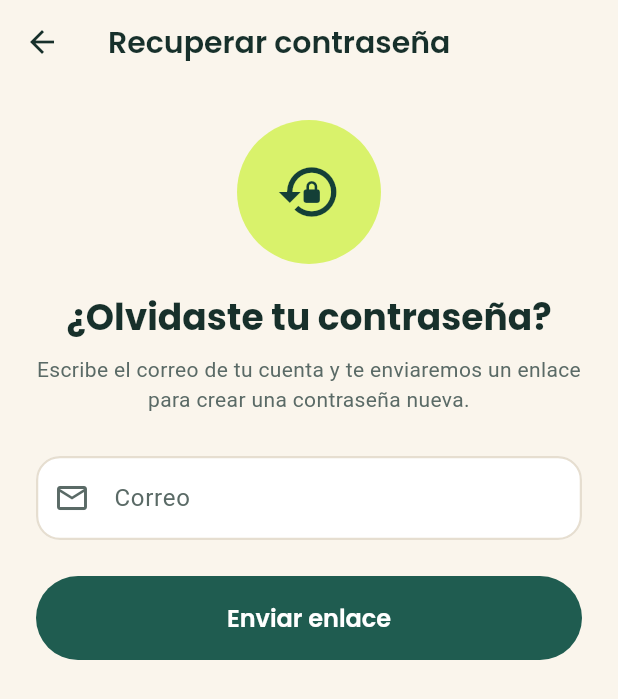
After one commit to MiguelAlvarezIbarra/ReParte, a Flutter app: the screen it shows after launch, after a tap on "¿Olvidaste tu contraseña?", on a phone screen of 412 x 824 dp. The commit adds this screen. Shown: the top 699 px of the screen. Run offline on Flutter 3.47's test engine with Material 3 defaults, Android fonts, the phone set to English and light mode, and no system bars; our stand-ins replace cloud_firestore, connectivity_plus, firebase_auth, firebase_core, flutter_local_notifications, flutter_map and 3 more; accounts and stored records are empty.

Commit message:
feature: permite recuperar la contrasena por correo
- Enlace "Olvidaste tu contrasena" en el inicio de sesion
- Pantalla para escribir el correo (toma el que ya se habia escrito) y
  confirmacion "Revisa tu correo"
- AuthService.enviarCorreoRecuperacion con Firebase Auth, correo en espanol
- RecuperarContrasenaViewModel valida el correo y muestra los errores
- Pruebas del ViewModel, del repositorio y de la pantalla

```diff
--- a/lib/repositories/usuario_repository.dart
+++ b/lib/repositories/usuario_repository.dart
@@ -56,4 +56,8 @@ class UsuarioRepository {
   }
 
   Future<void> cerrarSesion() => _auth.cerrarSesion();
+
+  /// Pide a Firebase el correo para recuperar la contrasena.
+  Future<void> recuperarContrasena(String correo) =>
+      _auth.enviarCorreoRecuperacion(correo);
 }
--- a/lib/services/auth_service.dart
+++ b/lib/services/auth_service.dart
@@ -48,6 +48,17 @@ class AuthService {
 
   Future<void> cerrarSesion() => _auth.signOut();
 
+  /// Envia un correo con un enlace para crear una contrasena nueva (T37).
+  /// Por seguridad Firebase no dice si el correo tiene cuenta o no.
+  Future<void> enviarCorreoRecuperacion(String correo) async {
+    try {
+      await _auth.setLanguageCode('es');
+      await _auth.sendPasswordResetEmail(email: correo);
+    } on FirebaseAuthException catch (e) {
+      throw AuthException(mensajeDeError(e.code));
+    }
+  }
+
   /// Traduce los codigos de Firebase a mensajes en espanol.
   static String mensajeDeError(String codigo) {
     switch (codigo) {
--- /dev/null
+++ b/lib/viewmodels/recuperar_contrasena_viewmodel.dart
@@ -0,0 +1,59 @@
+import 'package:flutter/foundation.dart';
+import '../core/utilidades/validadores.dart';
+import '../repositories/usuario_repository.dart';
+import '../services/auth_service.dart';
+import 'estado_ui.dart';
+
+/// Pantalla "Olvide mi contrasena" (T37): pide a Firebase que mande el
+/// correo con el enlace para crear una contrasena nueva.
+class RecuperarContrasenaViewModel extends ChangeNotifier {
+  RecuperarContrasenaViewModel(this._repo);
+
+  final UsuarioRepository _repo;
+
+  EstadoUI estado = EstadoUI.inicial;
+  String? mensajeError;
+
+  /// Correo al que se mando el enlace, para mostrarlo en la confirmacion.
+  String? correoEnviado;
+
+  bool get enviando => estado == EstadoUI.cargando;
+  bool get enviado => estado == EstadoUI.listo;
+
+  /// Devuelve true si el correo se envio.
+  Future<bool> enviar(String correo) async {
+    correo = correo.trim();
+    final invalido = Validadores.correo(correo);
+    if (invalido != null) return _fallar(invalido);
+
+    estado = EstadoUI.cargando;
+    mensajeError = null;
+    notifyListeners();
+    try {
+      await _repo.recuperarContrasena(correo);
+      correoEnviado = correo;
+      estado = EstadoUI.listo;
+      notifyListeners();
+      return true;
+    } on AuthException catch (e) {
+      return _fallar(e.mensaje);
+    } catch (_) {
+      return _fallar(
+          'No se pudo enviar el correo. Revisa tu conexión e intenta de nuevo');
+    }
+  }
+
+  /// Regresa al formulario para escribir otro correo o reenviar.
+  void escribirOtraVez() {
+    estado = EstadoUI.inicial;
+    mensajeError = null;
+    notifyListeners();
+  }
+
+  bool _fallar(String mensaje) {
+    mensajeError = mensaje;
+    estado = EstadoUI.error;
+    notifyListeners();
+    return false;
+  }
+}
--- a/lib/views/auth/login_view.dart
+++ b/lib/views/auth/login_view.dart
@@ -6,6 +6,7 @@ import '../../viewmodels/login_viewmodel.dart';
 import '../../widgets/encabezado_reparte.dart';
 import '../../widgets/mensaje_error.dart';
 import '../../routes/rutas.dart';
+import 'recuperar_contrasena_view.dart';
 
 /// Pantalla de inicio de sesion.
 /// Solo muestra lo que le indica el LoginViewModel.
@@ -40,6 +41,11 @@ class _LoginViewState extends State<LoginView> {
     final vm = context.read<LoginViewModel>()..limpiarError();
     await Navigator.of(context).pushNamed(Rutas.registro);
     vm.limpiarError();
+  }
+
+  Future<void> _recuperarContrasena() {
+    context.read<LoginViewModel>().limpiarError();
+    return RecuperarContrasenaView.abrir(context, correo: _correo.text);
   }
 
   @override
@@ -93,6 +99,13 @@ class _LoginViewState extends State<LoginView> {
                       ),
                     ),
                     validator: Validadores.contrasena,
+                  ),
+                  Align(
+                    alignment: Alignment.centerRight,
+                    child: TextButton(
+                      onPressed: vm.cargando ? null : _recuperarContrasena,
+                      child: const Text('¿Olvidaste tu contraseña?'),
+                    ),
                   ),
                   if (vm.mensajeError != null) ...[
                     const SizedBox(height: 16),
--- /dev/null
+++ b/lib/views/auth/recuperar_contrasena_view.dart
@@ -0,0 +1,170 @@
+import 'package:flutter/material.dart';
+import 'package:provider/provider.dart';
+import '../../core/tema/tema_app.dart';
+import '../../core/utilidades/validadores.dart';
+import '../../repositories/usuario_repository.dart';
+import '../../viewmodels/recuperar_contrasena_viewmodel.dart';
+import '../../widgets/mensaje_error.dart';
+
+/// Pantalla para pedir el correo de recuperacion de contrasena (T37).
+class RecuperarContrasenaView extends StatefulWidget {
+  const RecuperarContrasenaView({super.key, this.correoInicial = ''});
+
+  /// Lo que ya se habia escrito en el inicio de sesion.
+  final String correoInicial;
+
+  /// Abre la pantalla con su propio ViewModel.
+  static Future<void> abrir(BuildContext context, {String correo = ''}) {
+    final repo = context.read<UsuarioRepository>();
+    return Navigator.of(context).push(MaterialPageRoute(
+      builder: (_) => ChangeNotifierProvider(
+        create: (_) => RecuperarContrasenaViewModel(repo),
+        child: RecuperarContrasenaView(correoInicial: correo.trim()),
+      ),
+    ));
+  }
+
+  @override
+  State<RecuperarContrasenaView> createState() =>
+      _RecuperarContrasenaViewState();
+}
+
+class _RecuperarContrasenaViewState extends State<RecuperarContrasenaView> {
+  final _formulario = GlobalKey<FormState>();
+  late final _correo = TextEditingController(text: widget.correoInicial);
+
+  @override
+  void dispose() {
+    _correo.dispose();
+    super.dispose();
+  }
+
+  Future<void> _enviar() async {
+    if (!_formulario.currentState!.validate()) return;
+    FocusScope.of(context).unfocus();
+    await context.read<RecuperarContrasenaViewModel>().enviar(_correo.text);
+  }
+
+  @override
+  Widget build(BuildContext context) {
+    final vm = context.watch<RecuperarContrasenaViewModel>();
+    return Scaffold(
+      appBar: AppBar(title: const Text('Recuperar contraseña')),
+      body: SafeArea(
+        child: SingleChildScrollView(
+          padding: const EdgeInsets.all(24),
+          child: vm.enviado ? _confirmacion(vm) : _formularioCorreo(vm),
+        ),
+      ),
+    );
+  }
+
+  Widget _formularioCorreo(RecuperarContrasenaViewModel vm) {
+    final texto = Theme.of(context).textTheme;
+    return Form(
+      key: _formulario,
+      child: Column(
+        crossAxisAlignment: CrossAxisAlignment.stretch,
+        children: [
+          const _Icono(Icons.lock_reset),
+          const SizedBox(height: 20),
+          Text(
+            '¿Olvidaste tu contraseña?',
+            textAlign: TextAlign.center,
+            style: texto.headlineSmall,
+          ),
+          const SizedBox(height: 8),
+          Text(
+            'Escribe el correo de tu cuenta y te enviaremos un enlace '
+            'para crear una contraseña nueva.',
+            textAlign: TextAlign.center,
+            style: texto.bodyMedium?.copyWith(color: TemaApp.gris),
+          ),
+          const SizedBox(height: 28),
+          TextFormField(
+            controller: _correo,
+            keyboardType: TextInputType.emailAddress,
+            autocorrect: false,
+            textInputAction: TextInputAction.send,
+            onFieldSubmitted: (_) => _enviar(),
+            decoration: const InputDecoration(
+              labelText: 'Correo',
+              prefixIcon: Icon(Icons.mail_outline),
+            ),
+            validator: Validadores.correo,
+          ),
+          if (vm.mensajeError != null) ...[
+            const SizedBox(height: 16),
+            MensajeError(vm.mensajeError!),
+          ],
+          const SizedBox(height: 24),
+          FilledButton(
+            onPressed: vm.enviando ? null : _enviar,
+            child: vm.enviando
+                ? const SizedBox.square(
+                    dimension: 22,
+                    child: CircularProgressIndicator(strokeWidth: 2),
+                  )
+                : const Text('Enviar enlace'),
+          ),
+        ],
+      ),
+    );
+  }
+
+  Widget _confirmacion(RecuperarContrasenaViewModel vm) {
+    final texto = Theme.of(context).textTheme;
+    return Column(
+      crossAxisAlignment: CrossAxisAlignment.stretch,
+      children: [
+        const _Icono(Icons.mark_email_read_outlined),
+        const SizedBox(height: 20),
+        Text(
+          'Revisa tu correo',
+          textAlign: TextAlign.center,
+          style: texto.headlineSmall,
+        ),
+        const SizedBox(height: 8),
+        Text(
+          'Si hay una cuenta con ${vm.correoEnviado}, te llegará un enlace '
+          'para crear una contraseña nueva. Si no lo ves, busca en la '
+          'carpeta de spam.',
+          textAlign: TextAlign.center,
+          style: texto.bodyMedium?.copyWith(color: TemaApp.gris),
+        ),
+        const SizedBox(height: 28),
+        FilledButton(
+          onPressed: () => Navigator.of(context).pop(),
+          child: const Text('Volver a iniciar sesión'),
+        ),
+        const SizedBox(height: 4),
+        TextButton(
+          onPressed: vm.escribirOtraVez,
+          child: const Text('Enviar de nuevo'),
+        ),
+      ],
+    );
+  }
+}
+
+/// Circulo lima con el icono de la pantalla.
+class _Icono extends StatelessWidget {
+  const _Icono(this.icono);
+
+  final IconData icono;
+
+  @override
+  Widget build(BuildContext context) {
+    return Center(
+      child: Container(
+        width: 96,
+        height: 96,
+        decoration: const BoxDecoration(
+          color: TemaApp.lima,
+          shape: BoxShape.circle,
+        ),
+        child: Icon(icono, size: 44, color: TemaApp.verdeOscuro),
+      ),
+    );
+  }
+}
```
Also changed, not shown: 5 other files.
